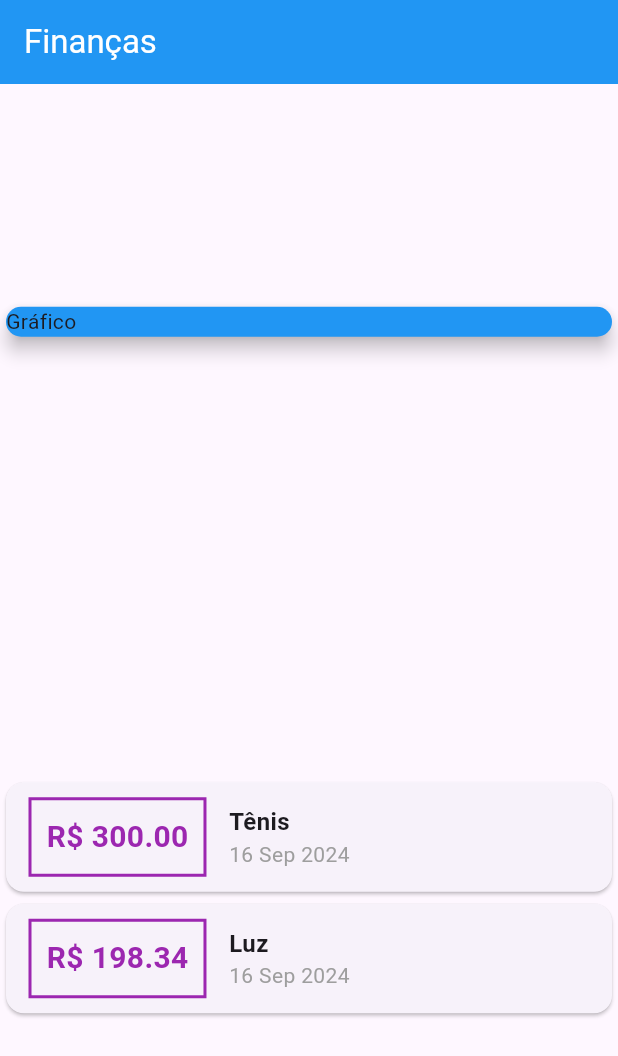
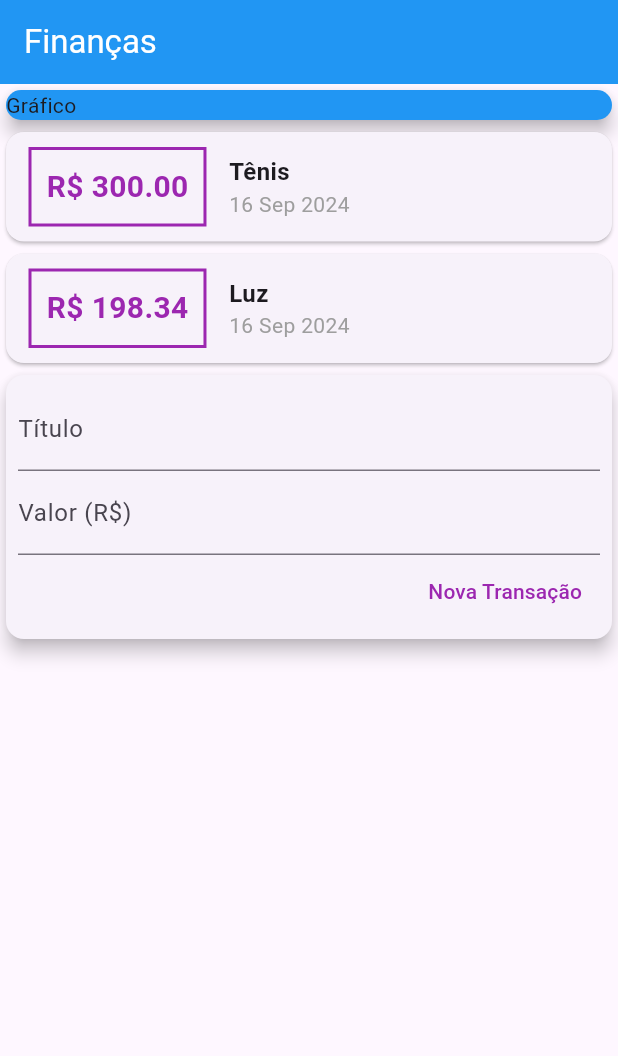
Before and after one commit to f3lipems/Finances, a Flutter app: the screen it shows after launch, on a phone screen of 412 x 824 dp. Shown: the top 1056 px of the screen. Run offline on Flutter 3.47's test engine with Material 3 defaults, Android fonts, the phone set to English and light mode, and no system bars.

Commit message:
Add button new transaction

```diff
--- a/lib/main.dart
+++ b/lib/main.dart
@@ -34,7 +34,6 @@ class MyHomePage extends StatelessWidget {
         backgroundColor: Colors.blue,
       ),
       body: Column(
-        mainAxisAlignment: MainAxisAlignment.spaceAround,
         crossAxisAlignment: CrossAxisAlignment.stretch,
         children: <Widget>[
           Container(
@@ -95,6 +94,34 @@ class MyHomePage extends StatelessWidget {
                 );
               })
             ],
+          ),
+          Card(
+            elevation: 5,
+            child: Padding(
+              padding: const EdgeInsets.all(8.0),
+              child: Column(
+                children: [
+                  const TextField(
+                    decoration: InputDecoration(labelText: 'Título'),
+                  ),
+                  const TextField(
+                    decoration: InputDecoration(labelText: 'Valor (R\$)'),
+                  ),
+                  Row(
+                    mainAxisAlignment: MainAxisAlignment.end,
+                    children: [
+                      TextButton(
+                        onPressed: () {},
+                        style: const ButtonStyle(
+                          foregroundColor: WidgetStatePropertyAll(Colors.purple)
+                        ),
+                        child: const Text('Nova Transação'),
+                      ),
+                    ],
+                  )
+                ],
+              ),
+            ),
           )
         ],
       ),
```
